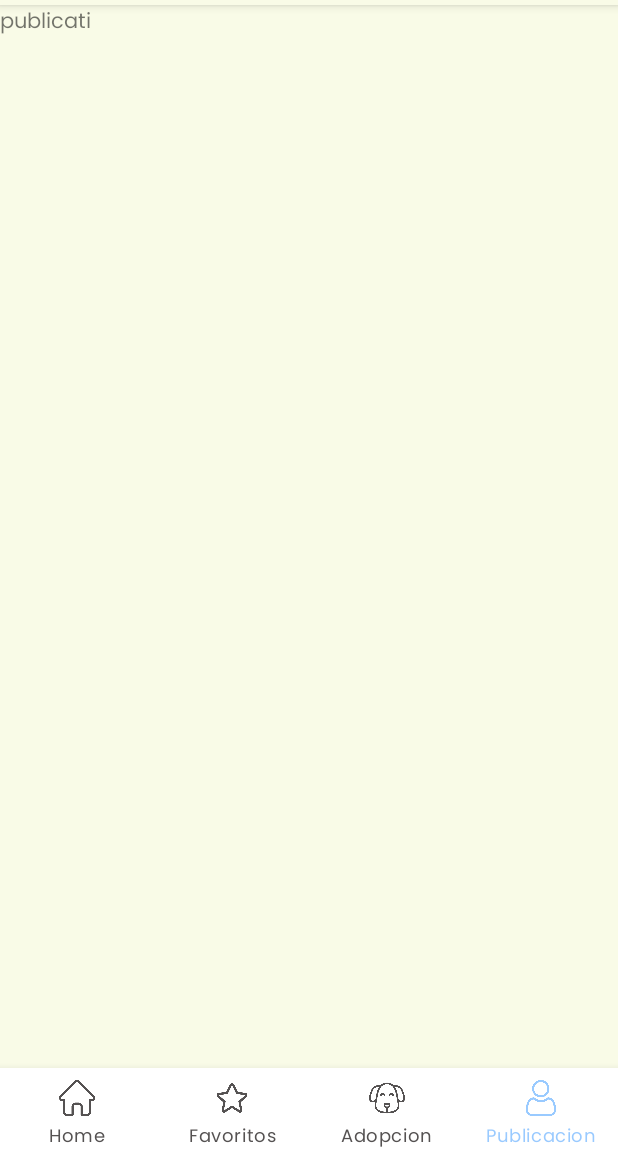
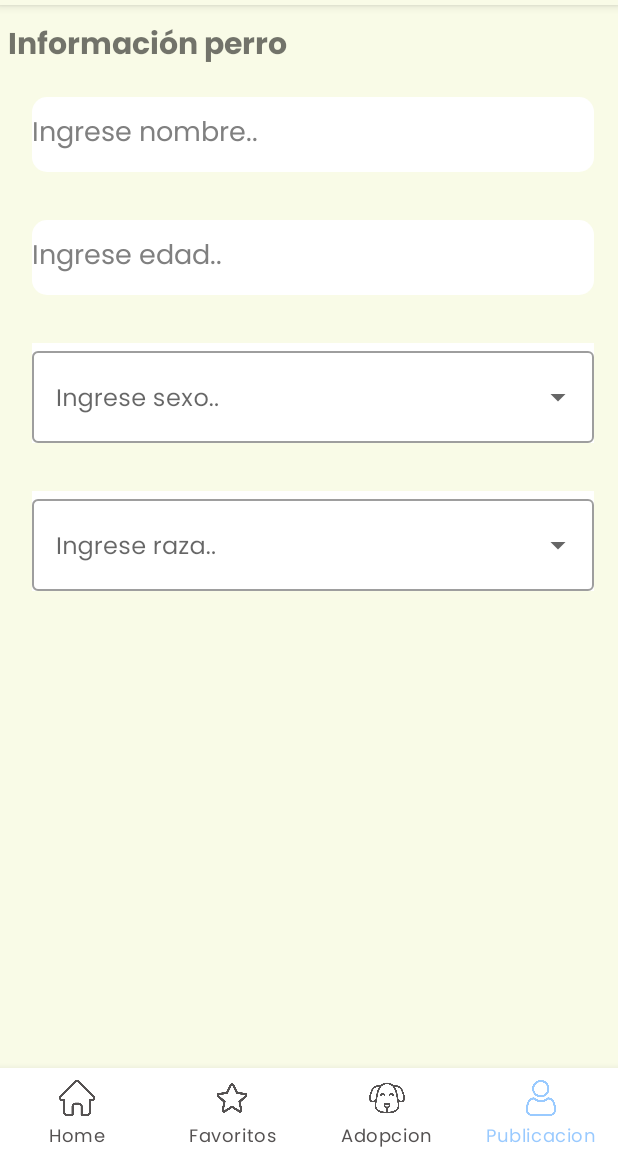
Before and after one commit to gp3ort/DogApp, an Android app: the PubliFragment screen opened through its navigation route, on a phone screen of 412 x 824 dp, the part 79-1236 px from its top. Run offline under Robolectric (Android 15) with nearby library versions, the phone set to English and light mode, and no system bars; our stand-ins replace Dagger/Hilt's generated code, Picasso, navigation-ui; network calls fail; pictures from the network do not load; 2 statements that could not run were skipped.

Commit message:
Form added

```diff
--- a/app/src/main/java/com/ort/dogadoption/ui/fragments/PubliFragment.kt
+++ b/app/src/main/java/com/ort/dogadoption/ui/fragments/PubliFragment.kt
@@ -1,33 +1,36 @@
 package com.ort.dogadoption.ui.fragments
 
+import com.ort.dogadoption.R
 import android.os.Bundle
-import androidx.fragment.app.Fragment
 import android.view.LayoutInflater
 import android.view.View
 import android.view.ViewGroup
-import com.ort.dogadoption.R
+import android.widget.AdapterView
+import android.widget.ArrayAdapter
+import android.widget.AutoCompleteTextView
+import android.widget.Toast
+import androidx.fragment.app.Fragment
+import androidx.fragment.app.activityViewModels
+import androidx.lifecycle.ViewModelProvider
+import androidx.lifecycle.map
+import com.ort.dogadoption.ui.viewmodels.BreedViewModel
+import kotlinx.coroutines.CoroutineScope
+import kotlinx.coroutines.Dispatchers
+import kotlinx.coroutines.launch
 
-// TODO: Rename parameter arguments, choose names that match
-// the fragment initialization parameters, e.g. ARG_ITEM_NUMBER
-private const val ARG_PARAM1 = "param1"
-private const val ARG_PARAM2 = "param2"
 
-/**
- * A simple [Fragment] subclass.
- * Use the [PubliFragment.newInstance] factory method to
- * create an instance of this fragment.
- */
 class PubliFragment : Fragment() {
-    // TODO: Rename and change types of parameters
-    private var param1: String? = null
-    private var param2: String? = null
+
+    lateinit var v: View
+
+    private val GENDER = arrayOf(
+        "MACHO", "HEMBRA"
+    )
+    private val breedViewModel: BreedViewModel  by activityViewModels()
 
     override fun onCreate(savedInstanceState: Bundle?) {
         super.onCreate(savedInstanceState)
-        arguments?.let {
-            param1 = it.getString(ARG_PARAM1)
-            param2 = it.getString(ARG_PARAM2)
-        }
+
     }
 
     override fun onCreateView(
@@ -35,26 +38,53 @@ class PubliFragment : Fragment() {
         savedInstanceState: Bundle?
     ): View? {
         // Inflate the layout for this fragment
-        return inflater.inflate(R.layout.fragment_publi, container, false)
+        v = inflater.inflate(R.layout.fragment_publi, container, false)
+
+        return v;
     }
 
-    companion object {
-        /**
-         * Use this factory method to create a new instance of
-         * this fragment using the provided parameters.
-         *
-         * @param param1 Parameter 1.
-         * @param param2 Parameter 2.
-         * @return A new instance of fragment PubliFragment.
-         */
-        // TODO: Rename and change types and number of parameters
-        @JvmStatic
-        fun newInstance(param1: String, param2: String) =
-            PubliFragment().apply {
-                arguments = Bundle().apply {
-                    putString(ARG_PARAM1, param1)
-                    putString(ARG_PARAM2, param2)
+    override fun onViewCreated(view: View, savedInstanceState: Bundle?) {
+        super.onViewCreated(view, savedInstanceState)
+
+        val genders = listOf("MACHO", "HEMBRA")
+        val autoComplete : AutoCompleteTextView = v.findViewById(R.id.dogGenderId)
+        val adapter = ArrayAdapter(requireActivity(), android.R.layout.simple_list_item_1, genders)
+        autoComplete.setAdapter(adapter)
+
+
+
+        val mapBreed = breedViewModel.breeds
+
+
+        val data = mapBreed.value
+
+// Inicializa una lista vacía para almacenar los datos convertidos
+        val resultList = mutableListOf<Pair<String, String>>()
+
+// Verifica si los datos no son nulos
+        data?.forEach { (raza, subrazas) ->
+            if (subrazas.isNotEmpty()) {
+                // Si hay subrazas, agrégales a la lista
+                subrazas.forEach { subraza ->
+                    resultList.add(raza to subraza)
                 }
+            } else {
+                // Si no hay subrazas, agrega solo la raza
+                resultList.add(raza to "")
             }
+        }
+
+        val autoCompleteBreed : AutoCompleteTextView = v.findViewById(R.id.dogBreedId)
+        val adapterBreed = ArrayAdapter(requireActivity(), android.R.layout.simple_list_item_1, resultList)
+        autoCompleteBreed.setAdapter(adapterBreed)
+
+        autoComplete.onItemClickListener = AdapterView.OnItemClickListener{
+            adapterView, view, i, l ->
+            val itemSelected = adapterView.getItemAtPosition(i).toString()
+            Toast.makeText(requireActivity(), "Selected: $itemSelected", Toast.LENGTH_SHORT).show()
+        }
     }
+
+
+
 }
--- a/app/src/main/java/com/ort/dogadoption/ui/viewmodels/BreedViewModel.kt
+++ b/app/src/main/java/com/ort/dogadoption/ui/viewmodels/BreedViewModel.kt
@@ -14,6 +14,7 @@ class BreedViewModel : ViewModel() {
 
     private val _breeds = MutableLiveData<Map<String, List<String>>>()
     val breeds: LiveData<Map<String, List<String>>> = _breeds
+
     fun setBreeds (breeds: Map<String, List<String>>) {
         _breeds.postValue(breeds)
     }
--- a/app/src/main/res/drawable/background_radius.xml
+++ b/app/src/main/res/drawable/background_radius.xml
@@ -1,4 +1,4 @@
 <?xml version="1.0" encoding="utf-8"?>
 <shape xmlns:android="http://schemas.android.com/apk/res/android">
-    <corners android:radius="20dp" />
+    <corners android:radius="10dp" />
 </shape>
--- a/app/src/main/res/layout/fragment_publi.xml
+++ b/app/src/main/res/layout/fragment_publi.xml
@@ -1,14 +1,89 @@
 <?xml version="1.0" encoding="utf-8"?>
-<FrameLayout xmlns:android="http://schemas.android.com/apk/res/android"
+<LinearLayout xmlns:android="http://schemas.android.com/apk/res/android"
+    xmlns:app="http://schemas.android.com/apk/res-auto"
     xmlns:tools="http://schemas.android.com/tools"
+    android:id="@+id/frameLayout7"
     android:layout_width="match_parent"
     android:layout_height="match_parent"
+    android:layout_marginLeft="5dp"
+    android:orientation="vertical"
+    android:focusableInTouchMode="true"
     tools:context=".ui.fragments.PubliFragment">
 
-    <!-- TODO: Update blank fragment layout -->
     <TextView
+        android:id="@+id/textView4"
         android:layout_width="match_parent"
-        android:layout_height="match_parent"
-        android:text="publicati" />
+        android:layout_height="wrap_content"
+        android:layout_marginTop="10dp"
+        android:fontFamily="@font/poppins_bold"
+        android:text="@string/publi_title_input"
+        android:textSize="20sp" />
 
-</FrameLayout>
+    <EditText
+        android:id="@+id/dogNameId"
+        android:layout_width="match_parent"
+        android:layout_height="50dp"
+        android:layout_marginTop="56dp"
+        android:background="@drawable/background_radius"
+        android:backgroundTint="@color/white"
+        android:hint="@string/publi_name_input"
+        android:layout_margin="16dp"
+        android:layout_marginStart="16dp"
+        android:inputType="text"
+        android:textAlignment="textStart"
+        android:textColorHint="@color/gris" />
+
+    <EditText
+        android:id="@+id/dogAgeId"
+        android:layout_width="match_parent"
+        android:layout_height="50dp"
+        android:layout_marginTop="56dp"
+        android:background="@drawable/background_radius"
+        android:backgroundTint="@color/white"
+        android:hint="@string/publi_age_input"
+        android:layout_margin="16dp"
+        android:layout_marginStart="16dp"
+        android:inputType="text"
+        android:textAlignment="textStart"
+        android:textColorHint="@color/gris" />
+
+    <com.google.android.material.textfield.TextInputLayout
+        style="@style/Widget.MaterialComponents.TextInputLayout.OutlinedBox.ExposedDropdownMenu"
+        android:layout_width="match_parent"
+        android:layout_height="wrap_content"
+        android:layout_margin="16dp"
+        android:background="#FFFFFF">
+
+        <AutoCompleteTextView
+            android:id="@+id/dogGenderId"
+            android:layout_width="match_parent"
+            android:layout_height="wrap_content"
+            android:backgroundTint="#FBFBFB"
+            android:fontFamily="@font/poppins_regular"
+            android:hint="@string/publi_gender_input"
+            android:inputType="none"
+            android:textColorHint="@color/gris" />
+
+    </com.google.android.material.textfield.TextInputLayout>
+
+    <com.google.android.material.textfield.TextInputLayout
+        style="@style/Widget.MaterialComponents.TextInputLayout.OutlinedBox.ExposedDropdownMenu"
+        android:layout_width="match_parent"
+        android:layout_height="wrap_content"
+        android:layout_margin="16dp"
+        android:background="#FFFFFF">
+
+        <AutoCompleteTextView
+            android:id="@+id/dogBreedId"
+            android:layout_width="match_parent"
+            android:layout_height="wrap_content"
+            android:backgroundTint="#FBFBFB"
+            android:hint="@string/publi_breed_input"
+            android:inputType="none"
+            android:textColorHint="@color/gris" />
+
+    </com.google.android.material.textfield.TextInputLayout>
+
+
+
+</LinearLayout>
--- /dev/null
+++ b/app/src/main/res/layout/list_item.xml
@@ -0,0 +1,10 @@
+<?xml version="1.0" encoding="utf-8"?>
+<TextView
+    xmlns:android="http://schemas.android.com/apk/res/android"
+    android:layout_width="match_parent"
+    android:layout_height="wrap_content"
+    android:padding="16dp"
+    android:ellipsize="end"
+    android:maxLines="1"
+    android:textAppearance="?attr/textAppearanceSubtitle1">
+</TextView>
--- a/app/src/main/res/values/strings.xml
+++ b/app/src/main/res/values/strings.xml
@@ -18,4 +18,9 @@
     <string name="profile_url_photo_title">"Cambiar foto"</string>
     <string name="profile_url_photo_accept">"Aceptar"</string>
     <string name="profile_url_photo_cancel">"Cancelar"</string>
+    <string name="publi_name_input">"Ingrese nombre.."</string>
+    <string name="publi_age_input">"Ingrese edad.."</string>
+    <string name="publi_gender_input">"Ingrese sexo.."</string>
+    <string name="publi_title_input">"Información perro"</string>
+    <string name="publi_breed_input">"Ingrese raza.."</string>
 </resources>
```
